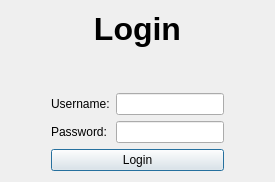
Before: the Qt Designer form Maintendance/logindialog.ui in markhan101/Maintendance, drawn with Qt 5.
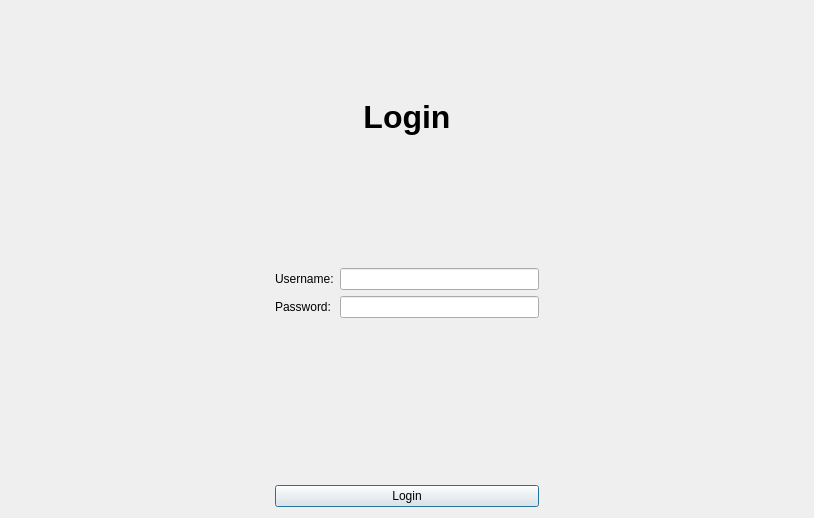
After: the same form once the commit is applied.

Diff of the .ui file:
```diff
--- a/Maintendance/logindialog.ui
+++ b/Maintendance/logindialog.ui
@@ -2,6 +2,14 @@
 <ui version="4.0">
  <class>LoginDialog</class>
  <widget class="QDialog" name="LoginDialog">
+  <property name="geometry">
+   <rect>
+    <x>0</x>
+    <y>0</y>
+    <width>814</width>
+    <height>518</height>
+   </rect>
+  </property>
   <layout class="QGridLayout" name="gridLayout">
    <item row="1" column="1">
     <layout class="QVBoxLayout" name="verticalLayout">
```
Left out of the diff: 14 changed lines with no effect on the pictures.
